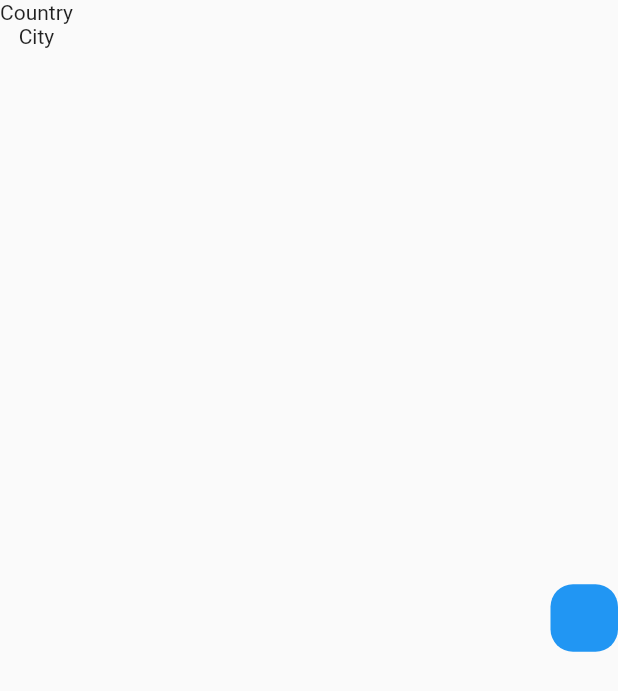
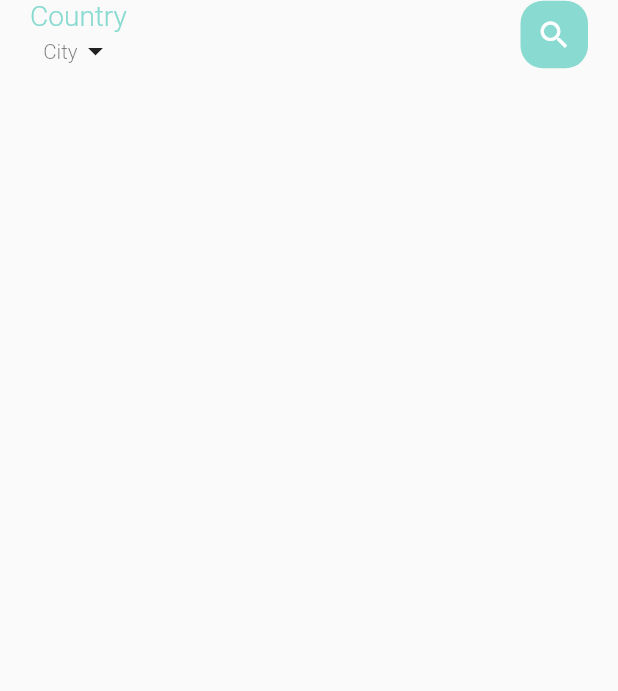
Before and after one commit to chryshel/Food-Delivery-App, a Flutter app: the screen it shows after launch, on a phone screen of 412 x 824 dp. Shown: the top 691 px of the screen. Run offline on Flutter 3.47's test engine with Material 2 defaults, Android fonts, the phone set to English and light mode, and no system bars.

Commit message:
start implemeting home page

```diff
--- a/lib/home/main_food_page.dart
+++ b/lib/home/main_food_page.dart
@@ -1,4 +1,6 @@
 import 'package:flutter/material.dart';
+import 'package:uncle_pops/styles/text_styles.dart';
+import 'package:uncle_pops/utils/colors.dart';
 
 class MainFoodPage extends StatefulWidget {
   const MainFoodPage({Key? key}) : super(key: key);
@@ -12,23 +14,43 @@ class _MainFoodPageState extends State<MainFoodPage> {
   Widget build(BuildContext context) {
     return Scaffold(
       body: SafeArea(
-        child: Row(
+        child: Column(
+          children: [
+            Row(
               mainAxisAlignment: MainAxisAlignment.spaceBetween,
               children: [
-            Column(
-              children: const [
-                Text("Country"),
-                Text("City"),
+                Padding(
+                  padding:  const EdgeInsets.only(left: 20,right: 20),
+                  child: Column(
+                    children:  [
+                      Text("Country",style: kDefaultTitleTextStyle(context,AppColors.mainColor),),
+                      Row(
+                        children: [
+                          Text("City",style: kDefaultSubTitleTextStyle(context, Colors.black54),),
+                          const Icon(Icons.arrow_drop_down),
+
                         ],
                       ),
-            Container(
+                    ],
+                  ),
+                ),
+                Padding(
+                  padding:  const EdgeInsets.only(left: 20,right: 20),
+                  child: Container(
                     width: 45,
                     height: 45,
                     decoration: BoxDecoration(
-                  borderRadius: BorderRadius.circular(15), color: Colors.blue),
+                        borderRadius: BorderRadius.circular(15),
+                        color: AppColors.mainColor
+                    ),
+                    child: const Center(
+                        child: Icon(Icons.search,color: Colors.white,)),
+                  ),
                 )
               ],
             ),
+          ],
+        )
       ),
     );
   }
--- /dev/null
+++ b/lib/styles/font_sizes.dart
@@ -0,0 +1,17 @@
+import 'package:flutter/material.dart';
+
+const robotoFont = "Roboto";
+
+double fontSize33(BuildContext context) => MediaQuery.of(context).size.width/11;
+double fontSize31(BuildContext context) => MediaQuery.of(context).size.width/13;
+double fontSize28(BuildContext context) => MediaQuery.of(context).size.width/13;
+double fontSize26(BuildContext context) => MediaQuery.of(context).size.width/14;
+double fontSize21(BuildContext context) => MediaQuery.of(context).size.width/22;
+double fontSize20(BuildContext context) => MediaQuery.of(context).size.width/22;
+double fontSize18(BuildContext context) => MediaQuery.of(context).size.width/25;
+double fontSize17(BuildContext context) => MediaQuery.of(context).size.width/26;
+double fontSize16(BuildContext context) => MediaQuery.of(context).size.width/27;
+double fontSize14(BuildContext context) => MediaQuery.of(context).size.width/29;
+double fontSize13(BuildContext context) => MediaQuery.of(context).size.width/29;
+double fontSize12(BuildContext context) => MediaQuery.of(context).size.width/30;
+double fontSize10(BuildContext context) => MediaQuery.of(context).size.width/38;
--- /dev/null
+++ b/lib/styles/text_styles.dart
@@ -0,0 +1,19 @@
+import 'package:flutter/material.dart';
+import 'font_sizes.dart';
+
+TextStyle kDefaultTitleTextStyle (BuildContext context, Color color) =>
+    TextStyle(
+        color: color,
+        fontSize: fontSize20(context),
+        fontFamily: robotoFont,
+        fontWeight: FontWeight.w300,
+        fontStyle: FontStyle.normal
+    );
+TextStyle kDefaultSubTitleTextStyle (BuildContext context, Color color) =>
+    TextStyle(
+        color: color,
+        fontSize: fontSize12(context),
+        fontFamily: robotoFont,
+        fontWeight: FontWeight.w300,
+        fontStyle: FontStyle.normal
+    );
```
Also changed, not shown: pubspec.yaml (+14 -55 lines), assets/font/roboto/Roboto-Black.ttf (renamed from assets/font/Roboto-Black.ttf), assets/font/roboto/Roboto-Bold.ttf (renamed from assets/font/Roboto-Bold.ttf), assets/font/roboto/Roboto-Medium.ttf (renamed from assets/font/Roboto-Medium.ttf), assets/font/roboto/Roboto-Regular.ttf (renamed from assets/font/Roboto-Regular.ttf). Lines whose indentation alone changed are shown as unchanged.
